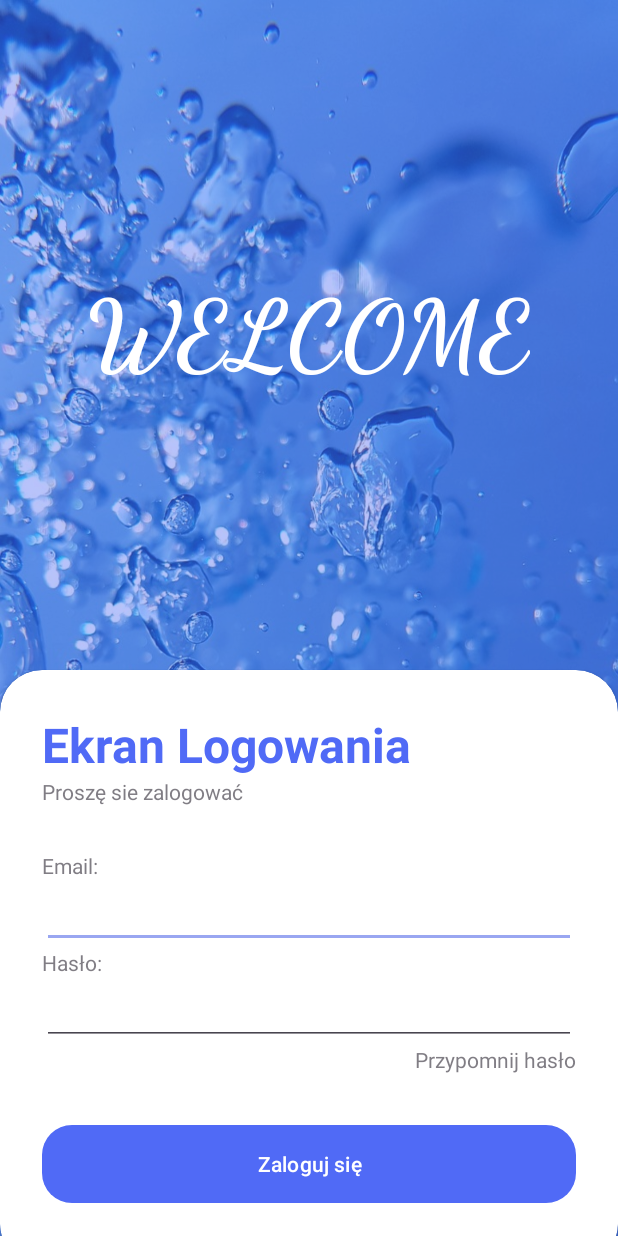
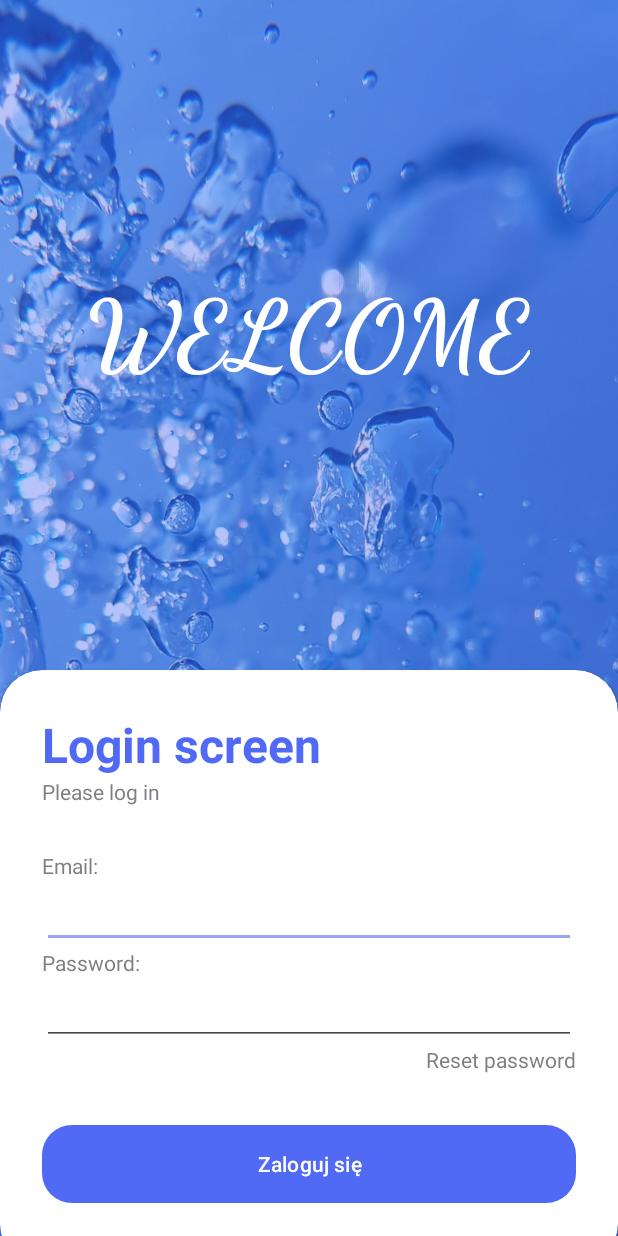
Before and after one commit to Plastuszko/Projekt_licencjacki, an Android app: the screen it shows after launch (login_screen), on a phone screen of 412 x 824 dp. Run offline under Robolectric (Android 15) with nearby library versions, the phone set to English and light mode, and no system bars; our stand-ins replace Firebase (no records; nobody signed in at launch, a user with empty details on screens opened directly).

```diff
--- a/app/src/main/java/com/example/projekt_licencjacki/list_of_rooms.kt
+++ b/app/src/main/java/com/example/projekt_licencjacki/list_of_rooms.kt
@@ -301,7 +301,6 @@ private suspend fun createroom(): List<Sala_constructor> {
         try {
             val daysSnapshot = db.collection("rooms/${room_id.toString()}/Days").get().await()
             for (dayDocument in daysSnapshot.documents) {
-                var day_id = dayDocument.getString("did")
                 var date = dayDocument.getString("Day")
 
                 val hoursMap = dayDocument.get("Hours") as? Map<String, Map<String, Any>>
--- a/app/src/main/res/layout/add_new_rooms.xml
+++ b/app/src/main/res/layout/add_new_rooms.xml
@@ -38,7 +38,7 @@
             android:orientation="vertical">
 
             <CheckBox
-                android:id="@+id/checkbox_all"
+                android:id="@+id/confirm_box"
                 android:layout_width="wrap_content"
                 android:layout_height="wrap_content"
                 android:text="CONFIRM"/>
@@ -53,7 +53,7 @@
         android:orientation="horizontal"
         android:gravity="center">
     <Button
-        android:id="@+id/add_reset_btn"
+        android:id="@+id/add_btn"
         android:layout_width="wrap_content"
         android:layout_height="wrap_content"
         android:text="add or reset chosen"
--- a/app/src/main/res/layout/login_screen.xml
+++ b/app/src/main/res/layout/login_screen.xml
@@ -50,7 +50,7 @@
                 <TextView
                     android:layout_width="wrap_content"
                     android:layout_height="wrap_content"
-                    android:text="Ekran Logowania"
+                    android:text="Login screen"
                     android:textColor="@color/primary"
                     android:textSize="32sp"
                     android:textStyle="bold"/>
@@ -58,7 +58,7 @@
                 <TextView
                     android:layout_width="wrap_content"
                     android:layout_height="wrap_content"
-                    android:text="Proszę sie zalogować"
+                    android:text="Please log in"
                     android:alpha="0.7"/>
 
                 <View
@@ -77,7 +77,7 @@
                 <TextView
                     android:layout_width="wrap_content"
                     android:layout_height="wrap_content"
-                    android:text="Hasło:"
+                    android:text="Password:"
                     android:alpha="0.7"/>
                 <EditText
                     android:id="@+id/password_text"
@@ -91,7 +91,7 @@
                     <TextView
                         android:layout_width="wrap_content"
                         android:layout_height="wrap_content"
-                        android:text="Przypomnij hasło"
+                        android:text="Reset password"
                         android:layout_alignParentEnd="true"
                         android:layout_centerVertical="true"
                         android:alpha="0.7"/>
```
Also changed, not shown: app/src/main/java/com/example/projekt_licencjacki/add_new_rooms.kt (+16 -11 lines). Lines whose indentation alone changed are shown as unchanged.
